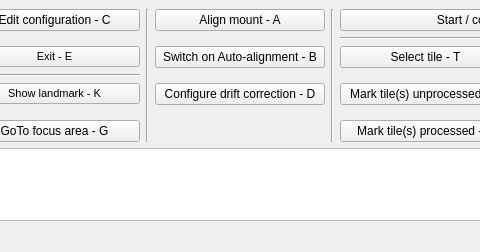
Qt form Source/qtgui.ui (Rolf-Hempel/MoonPanoramaMaker) before a commit; both pictures show x 216 to 696 and y 0 to 252 of the 912 by 252 pixel window.
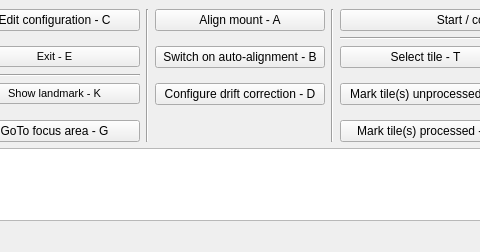
The same form after that commit.

Commit message: Spelling mistakes corrected

Diff of the .ui file:
```diff
--- a/Source/qtgui.ui
+++ b/Source/qtgui.ui
@@ -201,7 +201,7 @@
        <string>Switch on / off auto-alignment</string>
       </property>
       <property name="text">
-       <string>Switch on Auto-alignment - B</string>
+       <string>Switch on auto-alignment - B</string>
       </property>
       <property name="shortcut">
        <string>B</string>
```
The commit also changes 2 other files.
